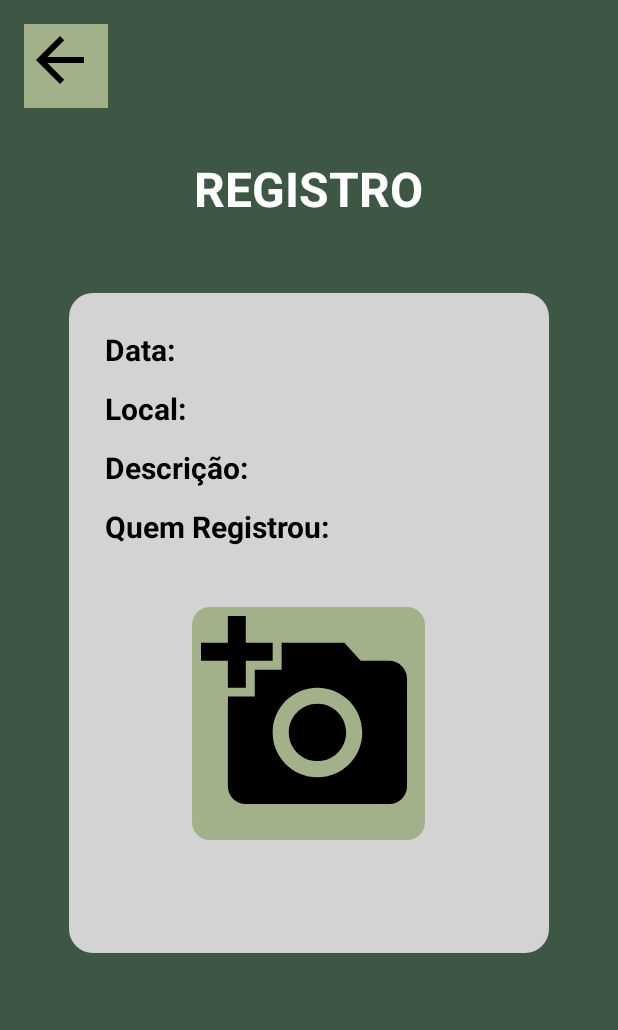
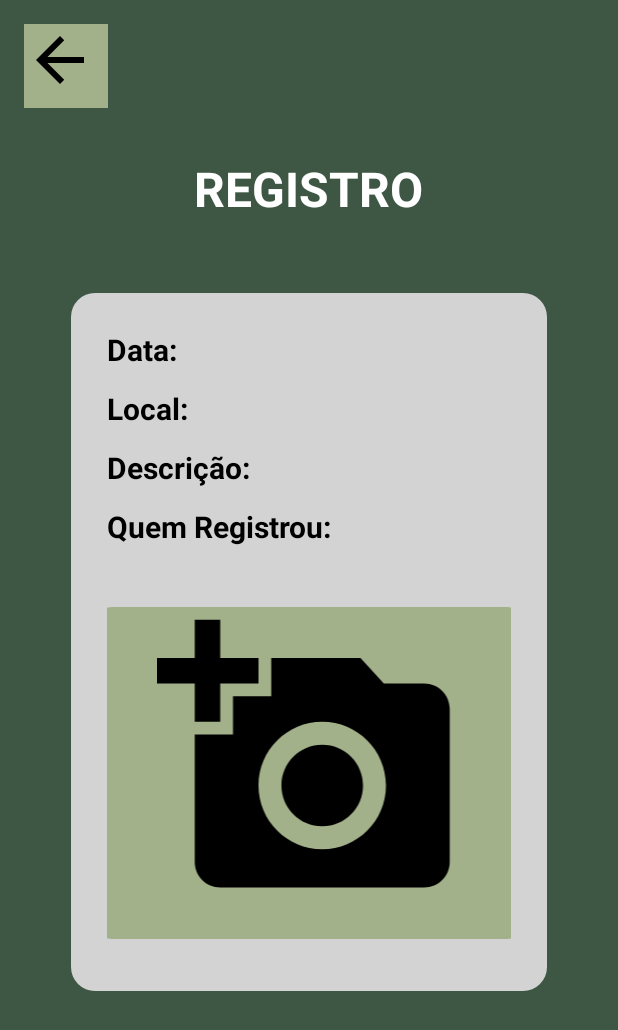
Before and after one commit to jcmalmeida/projeto_integrador3_app2, an Android app: the RegistroActivity screen opened directly, with no data from a screen before it, on a phone screen of 412 x 824 dp. Shown: the top 1030 px of the screen. Run offline under Robolectric (Android 15) with nearby library versions, the phone set to English and light mode, and no system bars; our stand-ins replace Firebase (no records; nobody signed in at launch, a user with empty details on screens opened directly).

Commit message:
feat: integração da listagem de risco com tela para visualização de risco específico

```diff
--- a/app/src/main/java/com/example/myapplication/RegistroActivity.kt
+++ b/app/src/main/java/com/example/myapplication/RegistroActivity.kt
@@ -1,13 +1,82 @@
 package com.example.myapplication
 
+import android.graphics.BitmapFactory
 import android.os.Bundle
+import android.util.Base64
+import android.widget.ImageButton
+import android.widget.ImageView
+import android.widget.TextView
+import android.widget.Toast
 import androidx.appcompat.app.AppCompatActivity
+import com.google.firebase.Firebase
+import com.google.firebase.firestore.DocumentSnapshot
+import com.google.firebase.firestore.firestore
 
 class RegistroActivity : AppCompatActivity() {
+
+    private val db = Firebase.firestore
+    private lateinit var idRisco: String
+    private lateinit var dataRegistroRisco: TextView
+    private lateinit var localizacaoRegistroRico: TextView
+    private lateinit var descricaoRegistroRisco: TextView
+    private lateinit var autorRegistroRisco: TextView
+    private lateinit var fotoRegistroRisco: ImageView
 
     override fun onCreate(savedInstanceState: Bundle?) {
         super.onCreate(savedInstanceState)
         setContentView(R.layout.activity_registro)
 
+        idRisco = intent.getStringExtra("idRisco") ?: ""
+        dataRegistroRisco = findViewById(R.id.tv_data_registro)
+        localizacaoRegistroRico = findViewById(R.id.tv_localizacao_registro)
+        descricaoRegistroRisco = findViewById(R.id.tv_descricao_registro)
+        autorRegistroRisco = findViewById(R.id.tv_autor_registro)
+        fotoRegistroRisco = findViewById(R.id.iv_foto_registro)
+
+        if (idRisco != "") {
+            db.collection("riscos")
+                .document(idRisco)
+                .get()
+                .addOnSuccessListener { document ->
+                    if (document != null && document.exists()) {
+                        mostrarRiscoRegistrado(document)
+                    } else {
+                        Toast.makeText(this, "Houve um erro ao buscar o risco", Toast.LENGTH_SHORT).show()
+                    }
+                }
+                .addOnFailureListener { exception ->
+                    Toast.makeText(
+                        this,
+                        "Houve um erro ao buscar o risco",
+                        Toast.LENGTH_SHORT
+                    ).show()
+                }
+        }
+
+        val botaoRetornar = findViewById<ImageButton>(R.id.button_back)
+
+        botaoRetornar.setOnClickListener {
+            finish()
+        }
+    }
+
+    private fun mostrarRiscoRegistrado(document: DocumentSnapshot) {
+        val data = document.data?.get("data").toString()
+        val localReferencia = document.data?.get("localReferencia").toString()
+        val descricao = document.data?.get("descricao").toString()
+        val autor = document.data?.get("localReferencia").toString()
+        val imagemBase64 = document.data?.get("imagemBase64").toString()
+        val dataFormatada = Data.formatarData(data)
+
+        if (imagemBase64 != null) {
+            val imageBytes = Base64.decode(imagemBase64, Base64.DEFAULT)
+            val bitmap = BitmapFactory.decodeByteArray(imageBytes, 0, imageBytes.size)
+            fotoRegistroRisco.setImageBitmap(bitmap)
+        }
+
+        dataRegistroRisco.text = "Data: $dataFormatada"
+        localizacaoRegistroRico.text = "Local: $localReferencia"
+        descricaoRegistroRisco.text = "Descrição: $descricao"
+        autorRegistroRisco.text = "Quem registrou: $autor"
     }
 }
--- a/app/src/main/java/com/example/myapplication/Risco.kt
+++ b/app/src/main/java/com/example/myapplication/Risco.kt
@@ -1,6 +1,7 @@
 package com.example.myapplication
 
 data class Risco(
+    val id: String,
     val descricao: String,
     val data: String,
     val localReferencia: String,
--- a/app/src/main/res/layout/activity_registro.xml
+++ b/app/src/main/res/layout/activity_registro.xml
@@ -40,73 +40,72 @@
     <!-- Quadrado cinza claro centralizado com margem superior aumentada -->
     <LinearLayout
         android:id="@+id/gray_box"
-        android:layout_width="320dp"
-        android:layout_height="440dp"
+        android:layout_width="317dp"
+        android:layout_height="465dp"
+        android:layout_below="@id/text_title"
         android:layout_centerHorizontal="true"
-        android:layout_below="@id/text_title"
         android:layout_marginTop="48dp"
+        android:background="@drawable/gray_light_rounded"
+        android:gravity="start"
         android:orientation="vertical"
-        android:background="@drawable/gray_light_rounded"
-        android:padding="24dp"
-        android:gravity="start">
+        android:padding="24dp">
 
         <!-- Data -->
         <TextView
             android:id="@+id/tv_data_registro"
             android:layout_width="wrap_content"
             android:layout_height="wrap_content"
+            android:layout_marginBottom="12dp"
             android:text="Data:"
-            android:textStyle="bold"
+            android:textColor="#000000"
             android:textSize="20sp"
-            android:textColor="#000000"
-            android:layout_marginBottom="12dp" />
+            android:textStyle="bold" />
 
         <!-- Local -->
         <TextView
             android:id="@+id/tv_localizacao_registro"
             android:layout_width="wrap_content"
             android:layout_height="wrap_content"
+            android:layout_marginBottom="12dp"
             android:text="Local:"
-            android:textStyle="bold"
+            android:textColor="#000000"
             android:textSize="20sp"
-            android:textColor="#000000"
-            android:layout_marginBottom="12dp" />
+            android:textStyle="bold" />
 
         <!-- Descrição -->
         <TextView
             android:id="@+id/tv_descricao_registro"
             android:layout_width="wrap_content"
             android:layout_height="wrap_content"
+            android:layout_marginBottom="12dp"
             android:text="Descrição:"
-            android:textStyle="bold"
+            android:textColor="#000000"
             android:textSize="20sp"
-            android:textColor="#000000"
-            android:layout_marginBottom="12dp" />
+            android:textStyle="bold" />
 
         <!-- Quem Registrou -->
         <TextView
             android:id="@+id/tv_autor_registro"
             android:layout_width="wrap_content"
             android:layout_height="wrap_content"
+            android:layout_marginBottom="20dp"
             android:text="Quem Registrou:"
-            android:textStyle="bold"
+            android:textColor="#000000"
             android:textSize="20sp"
-            android:textColor="#000000"
-            android:layout_marginBottom="20dp" />
+            android:textStyle="bold" />
 
         <!-- Ícone da câmera com fundo verde claro maior e bordas arredondadas -->
         <FrameLayout
-            android:layout_width="155dp"
-            android:layout_height="155dp"
-            android:layout_gravity="center_horizontal"
+            android:layout_width="287dp"
+            android:layout_height="221dp"
+            android:layout_gravity="center"
             android:layout_marginTop="20dp"
-            android:background="@drawable/rounded_green_background"
-            android:gravity="center">
+            android:background="@drawable/rounded_green_background">
 
             <ImageView
                 android:id="@+id/iv_foto_registro"
                 android:layout_width="match_parent"
-                android:layout_height="143dp"
+                android:layout_height="204dp"
                 android:contentDescription="Adicionar Foto"
                 android:src="@drawable/ic_add_photo" />
         </FrameLayout>
--- a/app/src/main/res/layout/item_layout.xml
+++ b/app/src/main/res/layout/item_layout.xml
@@ -1,5 +1,6 @@
 <LinearLayout
     xmlns:android="http://schemas.android.com/apk/res/android"
+    android:id="@+id/linear_layout_for_click"
     android:layout_width="match_parent"
     android:layout_height="wrap_content"
     android:orientation="horizontal"
```
Also changed, not shown: app/src/main/java/com/example/myapplication/Data.kt (added, +19 -0 lines), app/src/main/java/com/example/myapplication/ListaRiscosActivity.kt (+4 -12 lines), app/src/main/java/com/example/myapplication/MeuAdapter.kt (+15 -1 lines).
